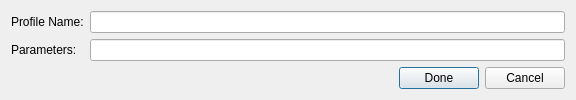
Old version of the form src/platform/ui/addparameterstobookmark.ui in the repository nmapsi4/nmapsi4.
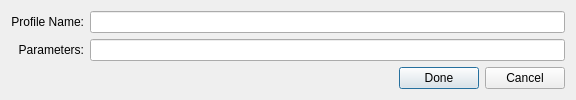
New version of the form. Icons and pictures are not drawn.

Commit message: update QLabel align

```diff
--- a/src/platform/ui/addparameterstobookmark.ui
+++ b/src/platform/ui/addparameterstobookmark.ui
@@ -40,6 +40,9 @@
        <property name="text">
         <string>Profile Name:</string>
        </property>
+       <property name="alignment">
+        <set>Qt::AlignRight|Qt::AlignTrailing|Qt::AlignVCenter</set>
+       </property>
        <property name="buddy">
         <cstring>lineProfileName</cstring>
        </property>
@@ -53,6 +56,9 @@
        <property name="text">
         <string>Parameters:</string>
        </property>
+       <property name="alignment">
+        <set>Qt::AlignRight|Qt::AlignTrailing|Qt::AlignVCenter</set>
+       </property>
        <property name="buddy">
         <cstring>lineProfilePar</cstring>
        </property>
```
The commit also changes 4 other files.
